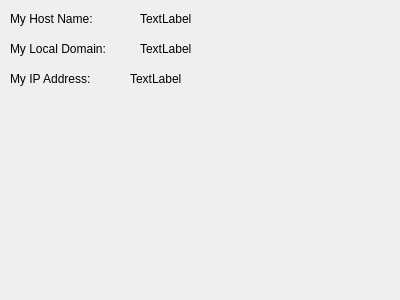
Qt form python3/pyqt/networking/network_ui_designer.ui (ptracton/experimental) before a commit.
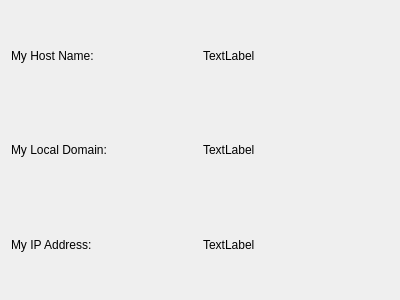
The same form after that commit.

Commit message: Using the QNetworkInterface class now

```diff
--- a/python3/pyqt/networking/network_ui_designer.ui
+++ b/python3/pyqt/networking/network_ui_designer.ui
@@ -13,84 +13,50 @@
   <property name="windowTitle">
    <string>IP Address</string>
   </property>
+  <layout class="QGridLayout" name="gridLayout">
+   <item row="0" column="0">
   <widget class="QLabel" name="label">
-   <property name="geometry">
-    <rect>
-     <x>10</x>
-     <y>10</y>
-     <width>101</width>
-     <height>17</height>
-    </rect>
-   </property>
    <property name="text">
     <string>My Host Name:</string>
    </property>
   </widget>
+   </item>
+   <item row="0" column="1">
   <widget class="QLabel" name="hostNameLabel">
-   <property name="geometry">
-    <rect>
-     <x>140</x>
-     <y>10</y>
-     <width>241</width>
-     <height>17</height>
-    </rect>
-   </property>
    <property name="text">
     <string>TextLabel</string>
    </property>
   </widget>
+   </item>
+   <item row="1" column="0">
   <widget class="QLabel" name="label_2">
-   <property name="geometry">
-    <rect>
-     <x>10</x>
-     <y>40</y>
-     <width>121</width>
-     <height>17</height>
-    </rect>
-   </property>
    <property name="text">
     <string>My Local Domain:</string>
    </property>
   </widget>
+   </item>
+   <item row="1" column="1">
   <widget class="QLabel" name="localDomainLabel">
-   <property name="geometry">
-    <rect>
-     <x>140</x>
-     <y>40</y>
-     <width>251</width>
-     <height>17</height>
-    </rect>
-   </property>
    <property name="text">
     <string>TextLabel</string>
    </property>
   </widget>
+   </item>
+   <item row="2" column="0">
   <widget class="QLabel" name="label_3">
-   <property name="geometry">
-    <rect>
-     <x>10</x>
-     <y>70</y>
-     <width>111</width>
-     <height>17</height>
-    </rect>
-   </property>
    <property name="text">
     <string>My IP Address:</string>
    </property>
   </widget>
+   </item>
+   <item row="2" column="1">
   <widget class="QLabel" name="ipAddressLabel">
-   <property name="geometry">
-    <rect>
-     <x>130</x>
-     <y>70</y>
-     <width>251</width>
-     <height>17</height>
-    </rect>
-   </property>
    <property name="text">
     <string>TextLabel</string>
    </property>
   </widget>
+   </item>
+  </layout>
  </widget>
  <resources/>
  <connections/>
```
Lines whose indentation alone changed are shown as unchanged. The commit also changes 3 other files.
